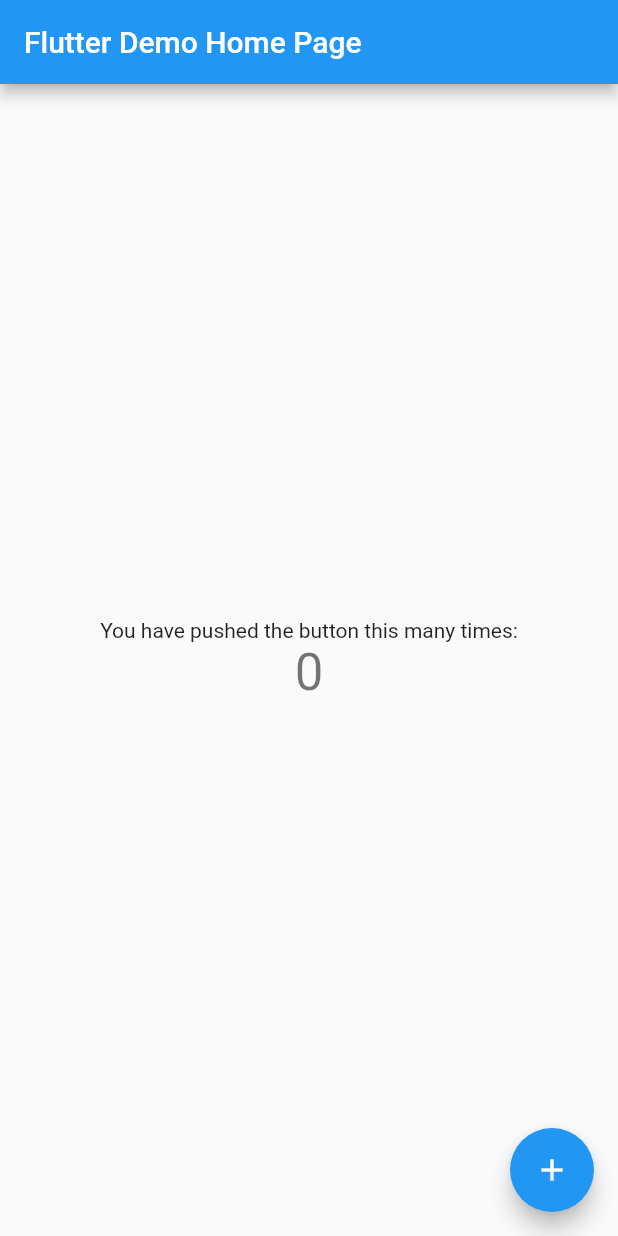
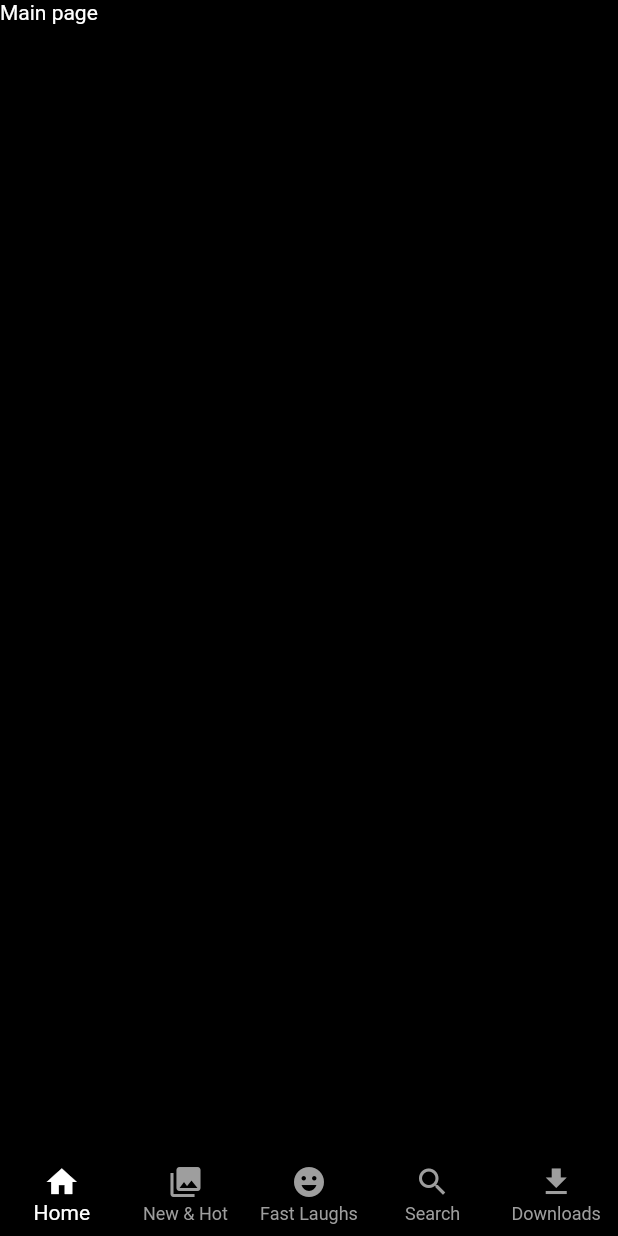
Before and after one commit to Sojusaji/Netflix_App_Project, a Flutter app: the screen it shows after launch, on a phone screen of 412 x 824 dp. Run offline on Flutter 3.47's test engine with Material 2 defaults, Android fonts, the phone set to English and light mode, and no system bars.

Commit message:
secod commit

```diff
--- /dev/null
+++ b/lib/core/colors/colors.dart
@@ -0,0 +1,3 @@
+import 'package:flutter/material.dart';
+
+const backgroundColor = Colors.black;
--- a/lib/main.dart
+++ b/lib/main.dart
@@ -1,4 +1,5 @@
 import 'package:flutter/material.dart';
+import 'package:netflix_project/presentation/main_page/screen_main_page.dart';
 
 void main() {
   runApp(const MyApp());
@@ -6,110 +7,19 @@ void main() {
 
 class MyApp extends StatelessWidget {
   const MyApp({Key? key}) : super(key: key);
-
-  // This widget is the root of your application.
   @override
   Widget build(BuildContext context) {
     return MaterialApp(
-      title: 'Flutter Demo',
-      theme: ThemeData(
-        // This is the theme of your application.
-        //
-        // Try running your application with "flutter run". You'll see the
-        // application has a blue toolbar. Then, without quitting the app, try
-        // changing the primarySwatch below to Colors.green and then invoke
-        // "hot reload" (press "r" in the console where you ran "flutter run",
-        // or simply save your changes to "hot reload" in a Flutter IDE).
-        // Notice that the counter didn't reset back to zero; the application
-        // is not restarted.
-        primarySwatch: Colors.blue,
-      ),
-      home: const MyHomePage(title: 'Flutter Demo Home Page'),
-    );
+        theme: ThemeData(
+          primarySwatch: Colors.blue,
+          backgroundColor: Colors.black,
+          textTheme: TextTheme(
+            bodyText1: TextStyle(color: Colors.white),
+            bodyText2: TextStyle(
+              color: Colors.white,
+            ),
+          ),
+        ),
+        home: ScreenMainPage());
   }
 }
-
-class MyHomePage extends StatefulWidget {
-  const MyHomePage({Key? key, required this.title}) : super(key: key);
-
-  // This widget is the home page of your application. It is stateful, meaning
-  // that it has a State object (defined below) that contains fields that affect
-  // how it looks.
-
-  // This class is the configuration for the state. It holds the values (in this
-  // case the title) provided by the parent (in this case the App widget) and
-  // used by the build method of the State. Fields in a Widget subclass are
-  // always marked "final".
-
-  final String title;
-
-  @override
-  State<MyHomePage> createState() => _MyHomePageState();
-}
-
-class _MyHomePageState extends State<MyHomePage> {
-  int _counter = 0;
-
-  void _incrementCounter() {
-    setState(() {
-      // This call to setState tells the Flutter framework that something has
-      // changed in this State, which causes it to rerun the build method below
-      // so that the display can reflect the updated values. If we changed
-      // _counter without calling setState(), then the build method would not be
-      // called again, and so nothing would appear to happen.
-      _counter++;
-    });
-  }
-
-  @override
-  Widget build(BuildContext context) {
-    // This method is rerun every time setState is called, for instance as done
-    // by the _incrementCounter method above.
-    //
-    // The Flutter framework has been optimized to make rerunning build methods
-    // fast, so that you can just rebuild anything that needs updating rather
-    // than having to individually change instances of widgets.
-    return Scaffold(
-      appBar: AppBar(
-        // Here we take the value from the MyHomePage object that was created by
-        // the App.build method, and use it to set our appbar title.
-        title: Text(widget.title),
-      ),
-      body: Center(
-        // Center is a layout widget. It takes a single child and positions it
-        // in the middle of the parent.
-        child: Column(
-          // Column is also a layout widget. It takes a list of children and
-          // arranges them vertically. By default, it sizes itself to fit its
-          // children horizontally, and tries to be as tall as its parent.
-          //
-          // Invoke "debug painting" (press "p" in the console, choose the
-          // "Toggle Debug Paint" action from the Flutter Inspector in Android
-          // Studio, or the "Toggle Debug Paint" command in Visual Studio Code)
-          // to see the wireframe for each widget.
-          //
-          // Column has various properties to control how it sizes itself and
-          // how it positions its children. Here we use mainAxisAlignment to
-          // center the children vertically; the main axis here is the vertical
-          // axis because Columns are vertical (the cross axis would be
-          // horizontal).
-          mainAxisAlignment: MainAxisAlignment.center,
-          children: <Widget>[
-            const Text(
-              'You have pushed the button this many times:',
-            ),
-            Text(
-              '$_counter',
-              style: Theme.of(context).textTheme.headline4,
-            ),
-          ],
-        ),
-      ),
-      floatingActionButton: FloatingActionButton(
-        onPressed: _incrementCounter,
-        tooltip: 'Increment',
-        child: const Icon(Icons.add),
-      ), // This trailing comma makes auto-formatting nicer for build methods.
-    );
-  }
-}
--- /dev/null
+++ b/lib/presentation/fast_laugh/screenfastlaugh.dart
@@ -0,0 +1,12 @@
+import 'package:flutter/material.dart';
+
+class ScreenFastLaugh extends StatelessWidget {
+  const ScreenFastLaugh({Key? key}) : super(key: key);
+
+  @override
+  Widget build(BuildContext context) {
+    return Scaffold(
+      body: SafeArea(child: Text('Fast Laugh')),
+    );
+  }
+}
--- /dev/null
+++ b/lib/presentation/home/screen_home.dart
@@ -0,0 +1,14 @@
+import 'package:flutter/material.dart';
+import 'package:flutter/src/foundation/key.dart';
+import 'package:flutter/src/widgets/framework.dart';
+
+class ScreenHome extends StatelessWidget {
+  const ScreenHome({Key? key}) : super(key: key);
+
+  @override
+  Widget build(BuildContext context) {
+    return Scaffold(
+      body: SafeArea(child: Text('Home')),
+    );
+  }
+}
--- /dev/null
+++ b/lib/presentation/main_page/screen_main_page.dart
@@ -0,0 +1,22 @@
+import 'package:flutter/material.dart';
+import 'package:flutter/src/foundation/key.dart';
+import 'package:flutter/src/widgets/framework.dart';
+import 'package:netflix_project/core/colors/colors.dart';
+import 'package:netflix_project/presentation/main_page/widgets/bottom_nav.dart';
+
+class ScreenMainPage extends StatelessWidget {
+  const ScreenMainPage({Key? key}) : super(key: key);
+
+  @override
+  Widget build(BuildContext context) {
+    return const Scaffold(
+      backgroundColor: backgroundColor,
+      body: SafeArea(
+        child: Text(
+          "Main page",
+        ),
+      ),
+      bottomNavigationBar: BottomNavigationWidget(),
+    );
+  }
+}
--- /dev/null
+++ b/lib/presentation/main_page/widgets/bottom_nav.dart
@@ -0,0 +1,56 @@
+import 'package:flutter/material.dart';
+import 'package:flutter/src/foundation/key.dart';
+import 'package:flutter/src/widgets/framework.dart';
+
+ValueNotifier<int> indexChangeNotifier = ValueNotifier(0);
+
+class BottomNavigationWidget extends StatelessWidget {
+  const BottomNavigationWidget({Key? key}) : super(key: key);
+
+  @override
+  Widget build(BuildContext context) {
+    return ValueListenableBuilder(
+        valueListenable: indexChangeNotifier,
+        builder: ((context, int newIndex, _) {
+          return BottomNavigationBar(
+            currentIndex: newIndex,
+            onTap: (index) {
+              indexChangeNotifier.value = index;
+            },
+            type: BottomNavigationBarType.fixed,
+            backgroundColor: Colors.black,
+            selectedItemColor: Colors.white,
+            unselectedItemColor: Colors.grey,
+            selectedIconTheme: const IconThemeData(color: Colors.white),
+            unselectedIconTheme: const IconThemeData(color: Colors.grey),
+            items: const [
+              BottomNavigationBarItem(
+                  icon: Icon(
+                    Icons.home,
+                  ),
+                  label: 'Home'),
+              BottomNavigationBarItem(
+                  icon: Icon(
+                    Icons.collections,
+                  ),
+                  label: 'New & Hot'),
+              BottomNavigationBarItem(
+                  icon: Icon(
+                    Icons.emoji_emotions,
+                  ),
+                  label: 'Fast Laughs'),
+              BottomNavigationBarItem(
+                  icon: Icon(
+                    Icons.search,
+                  ),
+                  label: 'Search'),
+              BottomNavigationBarItem(
+                  icon: Icon(
+                    Icons.download,
+                  ),
+                  label: 'Downloads'),
+            ],
+          );
+        }));
+  }
+}
--- /dev/null
+++ b/lib/presentation/new_and_hot/screen_new_and_hot.dart
@@ -0,0 +1,12 @@
+import 'package:flutter/material.dart';
+
+class ScreenNewAndHot extends StatelessWidget {
+  const ScreenNewAndHot({Key? key}) : super(key: key);
+
+  @override
+  Widget build(BuildContext context) {
+    return Scaffold(
+      body: SafeArea(child: Text('ScreenNewAndHot')),
+    );
+  }
+}
--- /dev/null
+++ b/lib/presentation/search/screen_search.dart
@@ -0,0 +1,12 @@
+import 'package:flutter/material.dart';
+
+class ScreenSearch extends StatelessWidget {
+  const ScreenSearch({Key? key}) : super(key: key);
+
+  @override
+  Widget build(BuildContext context) {
+    return Scaffold(
+      body: SafeArea(child: Text('Search')),
+    );
+  }
+}
```
Also changed, not shown: lib/presentation/downloads/screen_downloads.dart (added).
